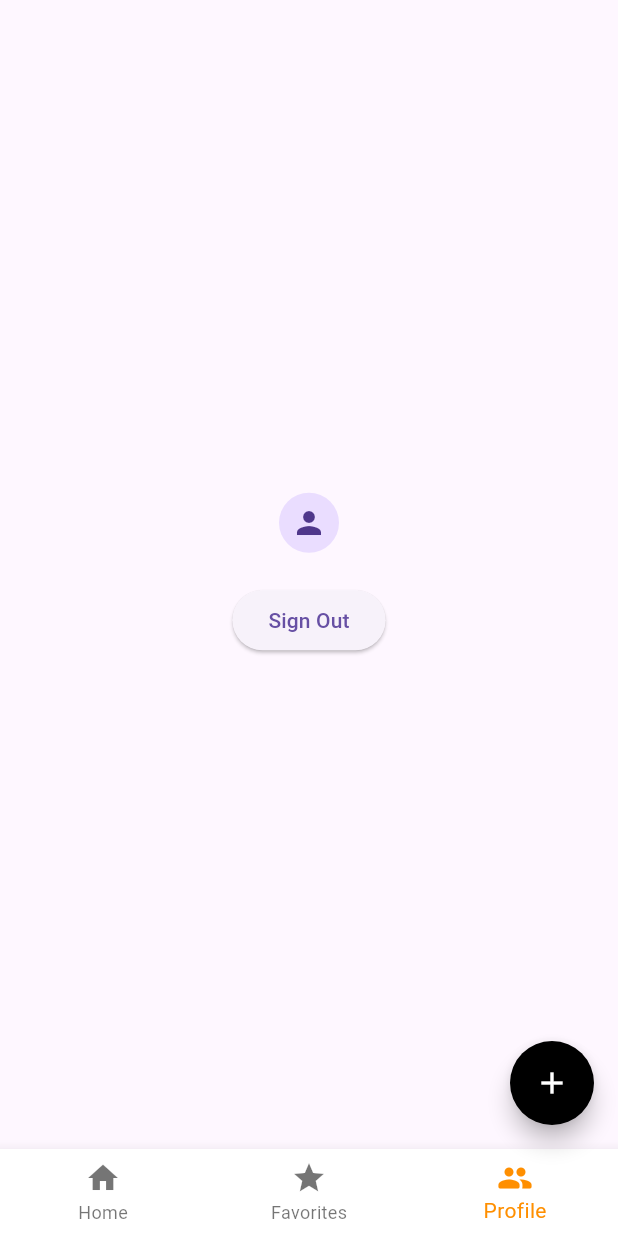
After one commit to AtomParameth/Mobile-Application-Dorm-Dee, a Flutter app: the screen it shows once a user with an empty profile is signed in, item 3 of the bottom bar chosen, after a tap on "Sign Out", on a phone screen of 412 x 824 dp. The commit adds this screen. Run offline on Flutter 3.47's test engine with Material 3 defaults, Android fonts, the phone set to English and light mode, and no system bars; our stand-ins replace cloud_firestore, firebase_auth, firebase_core, get; accounts and stored records are empty; network calls fail.

Commit message:
update ui

```diff
--- a/dormdee/lib/controller/auth_controller.dart
+++ b/dormdee/lib/controller/auth_controller.dart
@@ -33,8 +33,7 @@ class AuthController extends GetxController {
         clearTextField();
         Get.back();
       } else {
-        Get.snackbar("Error",
-            "Password does not match ${passwordController.text} ${confirmPasswordController.text}",
+        Get.snackbar("Error", "Password does not match!",
             snackPosition: SnackPosition.BOTTOM);
       }
     } on FirebaseAuthException catch (e) {
--- a/dormdee/lib/pages/home_page.dart
+++ b/dormdee/lib/pages/home_page.dart
@@ -1,22 +1,70 @@
-import 'package:firebase_auth/firebase_auth.dart';
+import 'package:dormdee/pages/profile_page.dart';
+import 'package:dormdee/pages/upload_dorm.dart';
 import 'package:flutter/material.dart';
 
-class HomePage extends StatelessWidget {
+class HomePage extends StatefulWidget {
   const HomePage({super.key});
 
   @override
+  State<HomePage> createState() => _HomePageState();
+}
+
+class _HomePageState extends State<HomePage> {
+  int selectedIndex = 0;
+
+  void onItemTapped(int index) {
+    setState(() {
+      selectedIndex = index;
+    });
+  }
+
+  static const List<Widget> _widgetOptions = <Widget>[
+    Text(
+      'Index 0: Home',
+    ),
+    Text(
+      'Index 1: Notifications',
+    ),
+    ProfilePage()
+  ];
+  @override
   Widget build(BuildContext context) {
-    return Center(
-      child: Column(
-        mainAxisAlignment: MainAxisAlignment.center,
-        children: [
-          const Text("Home page"),
-          ElevatedButton(
-              onPressed: () {
-                FirebaseAuth.instance.signOut();
-              },
-              child: const Text("Kuy"))
+    return Scaffold(
+      bottomNavigationBar: BottomNavigationBar(
+        items: const <BottomNavigationBarItem>[
+          BottomNavigationBarItem(
+            icon: Icon(Icons.home),
+            label: 'Home',
+          ),
+          BottomNavigationBarItem(
+            icon: Icon(Icons.star),
+            label: 'Favorites',
+          ),
+          BottomNavigationBarItem(
+            icon: Icon(Icons.people_rounded),
+            label: 'Profile',
+          ),
         ],
+        currentIndex: selectedIndex,
+        selectedItemColor: Colors.amber[800],
+        onTap: onItemTapped,
+        backgroundColor: Colors.white,
+      ),
+      floatingActionButton: FloatingActionButton(
+          backgroundColor: Colors.black,
+          onPressed: () {
+            Navigator.of(context).push(
+                MaterialPageRoute(builder: (context) => const UploadDorm()));
+          },
+          shape: RoundedRectangleBorder(
+            borderRadius: BorderRadius.circular(30),
+          ),
+          child: const Icon(
+            Icons.add,
+            color: Colors.white,
+          )),
+      body: Center(
+        child: _widgetOptions.elementAt(selectedIndex),
       ),
     );
   }
--- a/dormdee/lib/pages/login_page.dart
+++ b/dormdee/lib/pages/login_page.dart
@@ -145,6 +145,7 @@ class LoginAppPageState extends State<LoginAppPage> {
                         thickness: 1,
                         color: Colors.grey,
                       )),
+                      SizedBox(width: 10),
                       Text("or"),
                       SizedBox(width: 10),
                       Expanded(
--- /dev/null
+++ b/dormdee/lib/pages/profile_page.dart
@@ -0,0 +1,25 @@
+import 'package:flutter/material.dart';
+import 'package:firebase_auth/firebase_auth.dart';
+
+class ProfilePage extends StatelessWidget {
+  const ProfilePage({Key? key}) : super(key: key);
+
+  @override
+  Widget build(BuildContext context) {
+    return Center(
+        child: Column(
+      mainAxisAlignment: MainAxisAlignment.center,
+      children: [
+        CircleAvatar(
+          child: const Icon(Icons.person),
+        ),
+        Text(FirebaseAuth.instance.currentUser!.displayName.toString()),
+        ElevatedButton(
+            onPressed: () {
+              FirebaseAuth.instance.signOut();
+            },
+            child: const Text("Sign Out")),
+      ],
+    ));
+  }
+}
```
Also changed, not shown: dormdee/lib/pages/upload_dorm.dart (added, +22 -0 lines).
